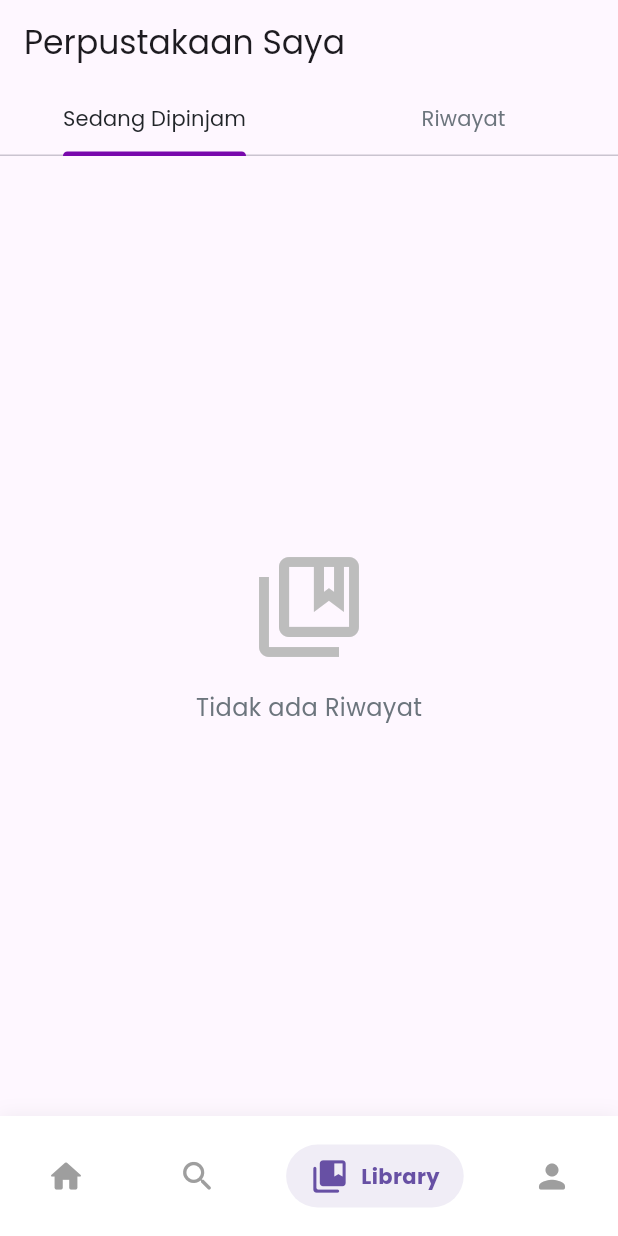
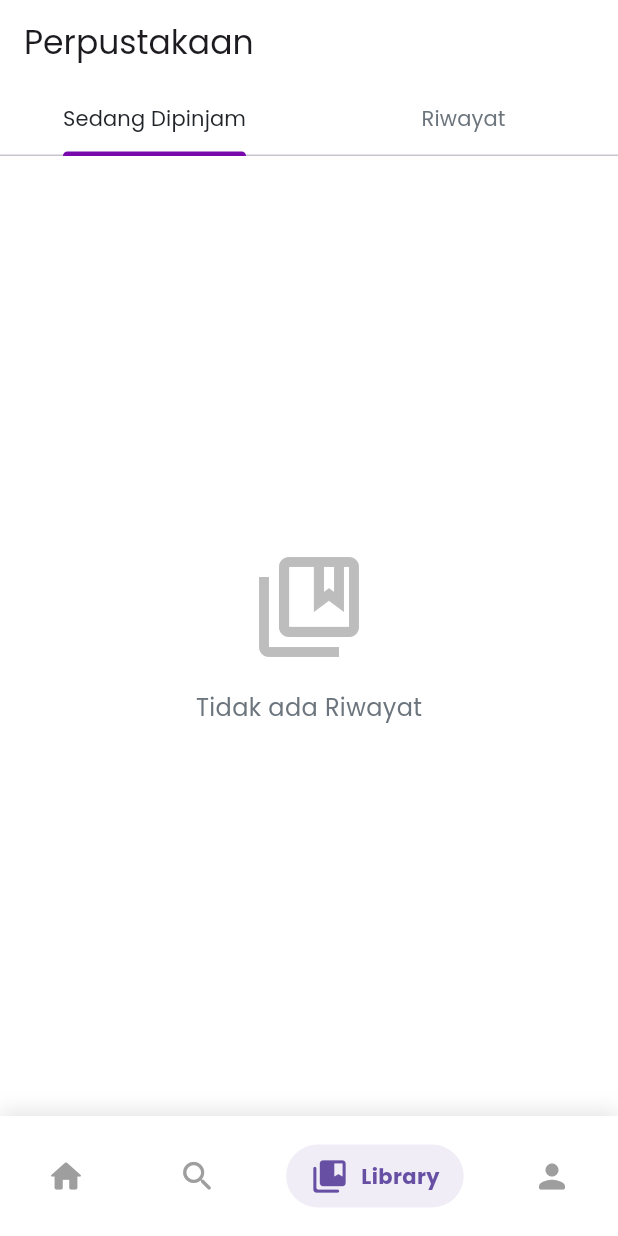
Before and after one commit to bagas74/booksy, a Flutter app: the LibraryScreen screen opened directly, on a phone screen of 412 x 824 dp. Run offline on Flutter 3.47's test engine with Material 3 defaults, Android fonts, the phone set to English and light mode, and no system bars; our stand-ins replace cached_network_image, carousel_slider, image_picker, shared_preferences, supabase_flutter; accounts and stored records are empty.

Commit message:
mengganti background, merapikan title halaman

```diff
--- a/lib/config/config.dart
+++ b/lib/config/config.dart
@@ -16,7 +16,7 @@ class AppColors {
   /// Used for buttons, active icons, and important elements.
   static const Color primary = Color.fromARGB(255, 120, 9, 172); // Classic Blue
   static const Color primaryLight = Color.fromARGB(255, 157, 15, 223);
-  static const Color background = Color(0xFFF8F9FA); // Very light grey
+  static const Color background = Colors.white; // Very light grey
   static const Color surface = Colors.white;
   static const Color border = Color(0xFFDEE2E6);
   static const Color textPrimary = Color(0xFF212529); // Almost black
--- a/lib/main.dart
+++ b/lib/main.dart
@@ -42,7 +42,10 @@ class _MyAppState extends State<MyApp> {
   Widget build(BuildContext context) {
     return MaterialApp(
       title: 'Booksy',
-      theme: ThemeData(fontFamily: 'Poppins'),
+      theme: ThemeData(
+        scaffoldBackgroundColor: AppColors.background,
+        fontFamily: 'Poppins',
+      ),
       debugShowCheckedModeBanner: false,
       home:
           _initialized
--- a/lib/screens/library_screen.dart
+++ b/lib/screens/library_screen.dart
@@ -65,9 +65,11 @@ class _LibraryScreenState extends State<LibraryScreen> {
     return DefaultTabController(
       length: 2, // Kita punya 2 tab
       child: Scaffold(
+        backgroundColor: AppColors.background,
         // 2. KEMBALIKAN AppBar
         appBar: AppBar(
-          title: const Text('Perpustakaan Saya'),
+          backgroundColor: AppColors.background,
+          title: const Text('Perpustakaan'),
           bottom: const TabBar(
             indicatorColor: AppColors.primary,
             labelColor: AppColors.textPrimary,
--- a/lib/screens/profile/profile_screen.dart
+++ b/lib/screens/profile/profile_screen.dart
@@ -75,7 +75,8 @@ class _ProfileScreenState extends State<ProfileScreen> {
     return Scaffold(
       bottomNavigationBar: const BottomNavBar(currentIndex: 3),
       appBar: AppBar(
-        title: const Text('Profil Saya'),
+        backgroundColor: AppColors.background,
+        title: const Text('Profil'),
         automaticallyImplyLeading: false,
       ),
       body: FutureBuilder<Profile>(
--- a/lib/widgets/bottom_nav_bar.dart
+++ b/lib/widgets/bottom_nav_bar.dart
@@ -59,9 +59,13 @@ class _BottomNavBarState extends State<BottomNavBar> {
         color: Colors.white,
         boxShadow: [
           BoxShadow(
-            color: Colors.grey.withOpacity(0.15),
+            color: const Color.fromARGB(255, 95, 95, 95).withOpacity(0.15),
             spreadRadius: 1,
             blurRadius: 10,
+            offset: const Offset(
+              0,
+              -3,
+            ), // <-- TAMBAHKAN INI: Geser shadow 3 pixel ke atas
           ),
         ],
       ),
```
